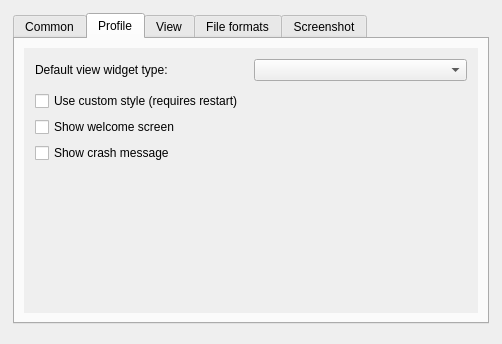
First picture: the form in forms/preferences.ui, repository isis-group/vast, before the edit.
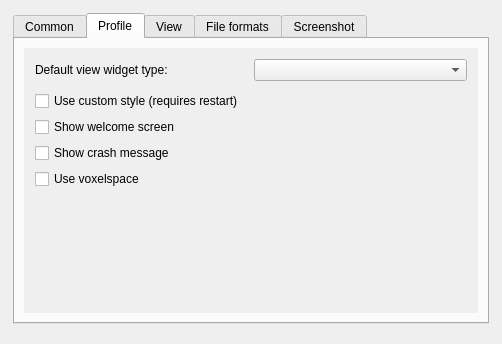
Second picture: the form after the edit. The open tabs and pages were chosen to show the change.

Commit message: add option to always work in voxel space

Patch:
```diff
--- a/forms/preferences.ui
+++ b/forms/preferences.ui
@@ -237,6 +237,16 @@
                    </property>
                   </widget>
                  </item>
+                 <item>
+                  <widget class="QCheckBox" name="checkVoxelSpace">
+                   <property name="toolTip">
+                    <string>This causes vast to always ignore the orientation of images and so work in voxel space.</string>
+                   </property>
+                   <property name="text">
+                    <string>Use voxelspace</string>
+                   </property>
+                  </widget>
+                 </item>
                  <item>
                   <widget class="QFrame" name="multithreadingFrame">
                    <property name="frameShape">
```
The commit also changes 6 other files.
